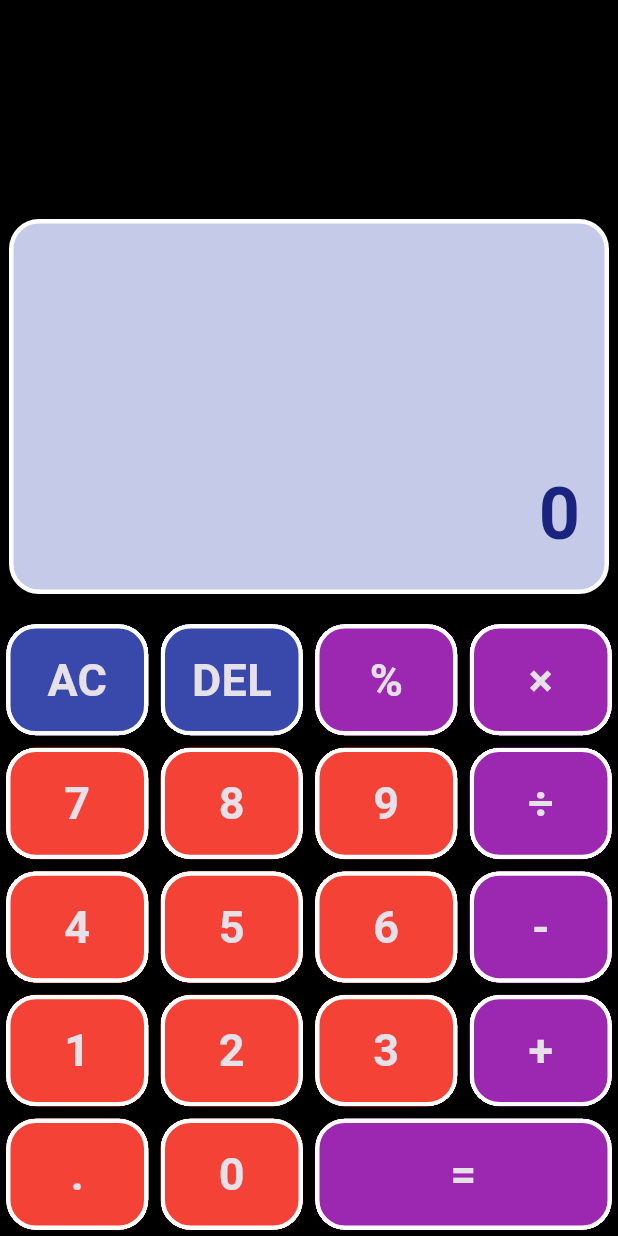
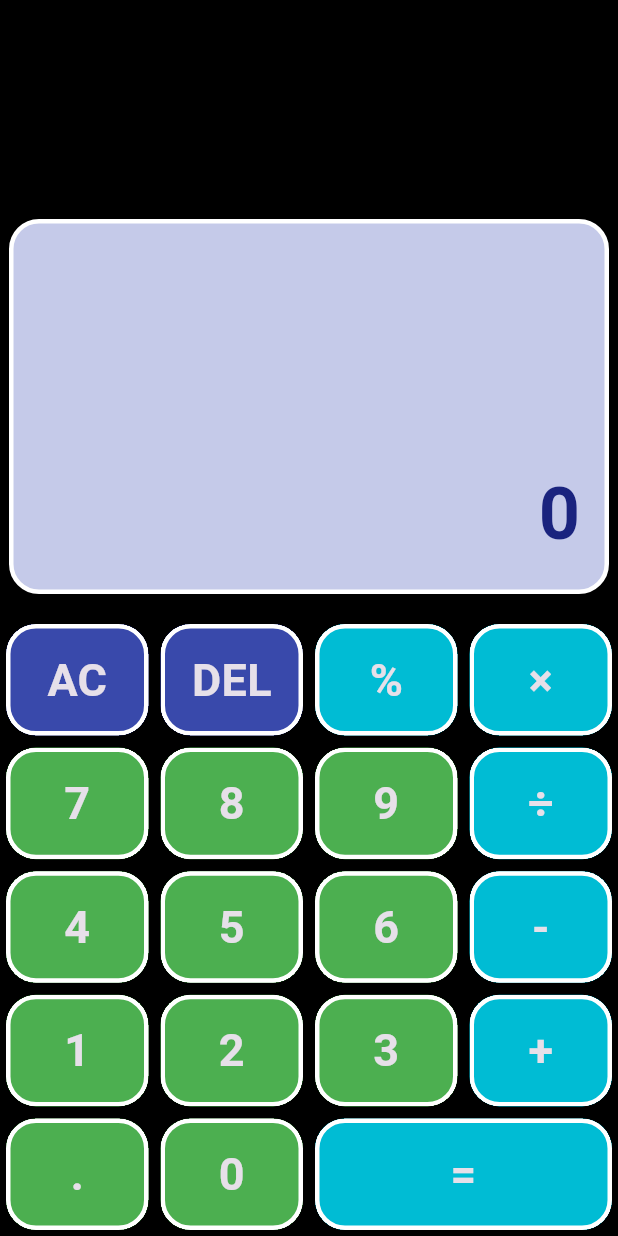
Before and after one commit to buddhadevyash/DJSComputeTask2FD, a Flutter app: the screen it shows after launch, on a phone screen of 412 x 824 dp. Run offline on Flutter 3.47's test engine with Material 3 defaults, Android fonts, the light colour scheme and no system bars.

Commit message:
Color changes in main screen

```diff
--- a/lib/calculator_screen.dart
+++ b/lib/calculator_screen.dart
@@ -6,8 +6,6 @@ class CalculatorScreen extends StatefulWidget {
   @override
   State<CalculatorScreen> createState() => _CalculatorScreenState();
 }
-
-
 
 class Button {
   static const String del = "DEL";
@@ -53,29 +51,21 @@ class Button {
   ];
 }
 
-
-
-
 class _CalculatorScreenState extends State<CalculatorScreen> {
   String number1 = "";
   String operand = "";
   String number2 = "";
 
-
   @override
   Widget build(BuildContext context) {
     final screenSize = MediaQuery.of(context).size;
     return Scaffold(
-      backgroundColor:Colors.black,
-      body:
-
-
-      SafeArea(
+      backgroundColor: Colors.black,
+      body: SafeArea(
         bottom: false,
         child: Column(
           children: [
             // output
-
 
             Expanded(
               child: SingleChildScrollView(
@@ -84,21 +74,20 @@ class _CalculatorScreenState extends State<CalculatorScreen> {
                   height: 250,
                   width: 400,
                   decoration: BoxDecoration(
-                    color:Colors.indigo.shade100,
+                    color: Colors.indigo.shade100,
                     borderRadius: BorderRadius.circular(20),
                     border: Border.all(
                       width: 3,
                       color: Colors.white,
                     ),
                   ),
-
                   alignment: Alignment.bottomRight,
                   padding: const EdgeInsets.all(16),
                   child: Text(
                     "$number1$operand$number2".isEmpty
                         ? "0"
                         : "$number1$operand$number2",
-                    style:TextStyle(
+                    style: TextStyle(
                       fontSize: 48,
                       fontWeight: FontWeight.bold,
                       color: Colors.indigo.shade900,
@@ -164,7 +153,6 @@ class _CalculatorScreenState extends State<CalculatorScreen> {
       ),
     );
   }
-
 
   void onBtnTap(String value) {
     if (value == Button.del) {
@@ -244,7 +232,6 @@ class _CalculatorScreenState extends State<CalculatorScreen> {
     });
   }
 
-
   void clearAll() {
     setState(() {
       number1 = "";
@@ -265,25 +252,19 @@ class _CalculatorScreenState extends State<CalculatorScreen> {
     setState(() {});
   }
 
-
   void appendValue(String value) {
-
     if (value != Button.dot && int.tryParse(value) == null) {
-
       if (operand.isNotEmpty && number2.isNotEmpty) {
         calculate();
       }
       operand = value;
-    }
-
-    else if (number1.isEmpty || operand.isEmpty) {
+    } else if (number1.isEmpty || operand.isEmpty) {
       if (value == Button.dot && number1.contains(Button.dot)) return;
       if (value == Button.dot && (number1.isEmpty || number1 == Button.n0)) {
         value = "0.";
       }
       number1 += value;
-    }
-    else if (number2.isEmpty || operand.isNotEmpty) {
+    } else if (number2.isEmpty || operand.isNotEmpty) {
       if (value == Button.dot && number2.contains(Button.dot)) return;
       if (value == Button.dot && (number2.isEmpty || number2 == Button.n0)) {
         value = "0.";
@@ -293,6 +274,7 @@ class _CalculatorScreenState extends State<CalculatorScreen> {
 
     setState(() {});
   }
+
   Color getButtonColor(value) {
     return [Button.del, Button.clr].contains(value)
         ? Colors.indigo.shade600
@@ -304,7 +286,7 @@ class _CalculatorScreenState extends State<CalculatorScreen> {
             Button.divide,
             Button.calculate,
           ].contains(value)
-        ? Colors.purple
-        : Colors.red;
+            ? Colors.cyan
+            : Colors.green;
   }
 }
```
Also changed, not shown: pubspec.lock. Lines whose indentation alone changed are shown as unchanged.
